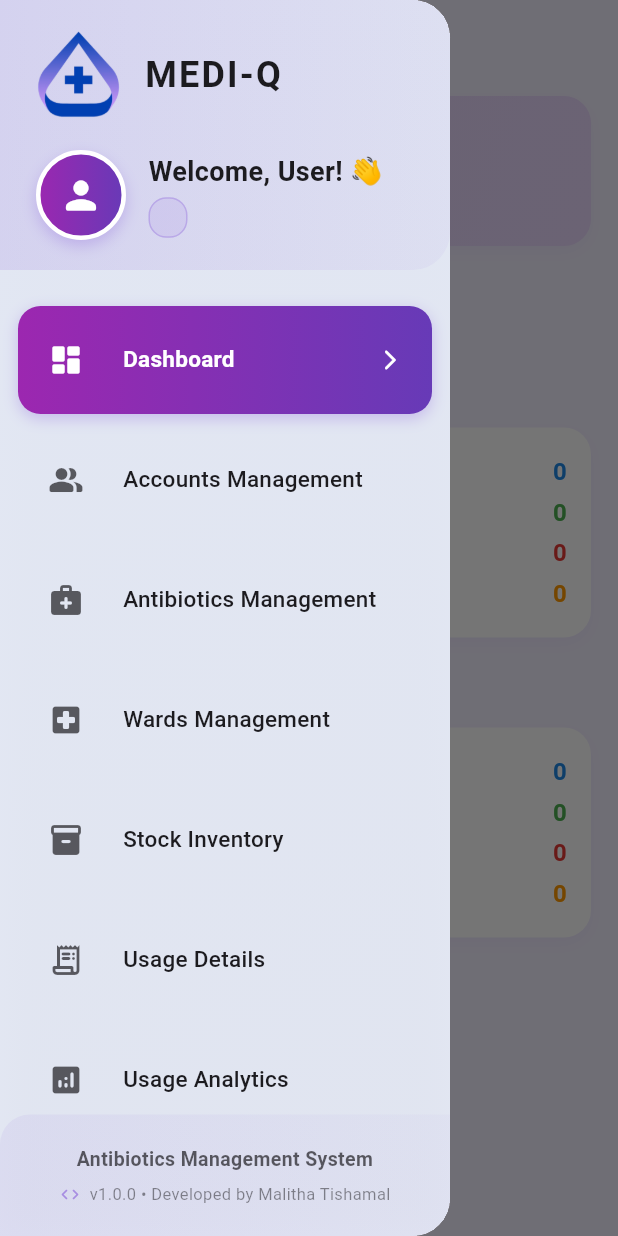
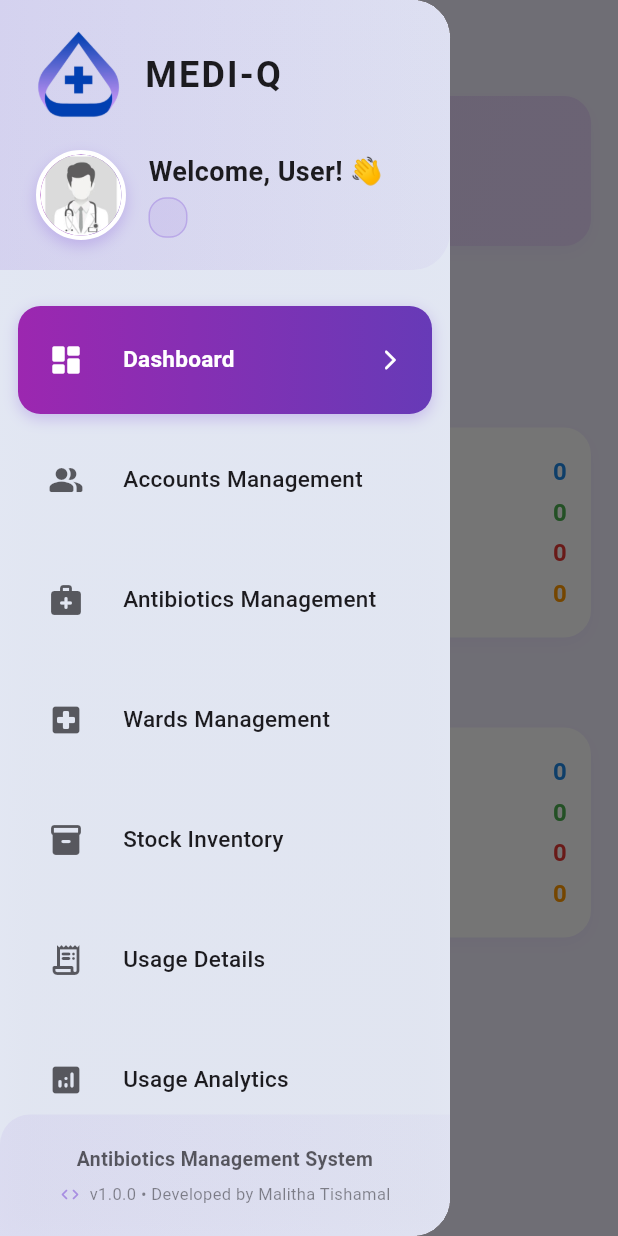
Before and after one commit to malitha-tishamal/MediQ-Antibiotic-Management-App, a Flutter app: the AccountManageDetails screen opened directly, with the side drawer open, on a phone screen of 412 x 824 dp. Run offline on Flutter 3.47's test engine with Material 3 defaults, Android fonts, the phone set to English and light mode, and no system bars; our stand-ins replace cloud_firestore, firebase_auth, firebase_core, font_awesome_flutter, image_picker, shared_preferences; accounts and stored records are empty.

Commit message:
fixed bugs

```diff
--- a/mediq/lib/admin/accounts-manage-details.dart
+++ b/mediq/lib/admin/accounts-manage-details.dart
@@ -212,7 +212,7 @@ class _AccountManageDetailsState extends State<AccountManageDetails> {
       drawer: AdminDrawer(
         userName: _currentUserName,
         userRole: _currentUserRole,
-        profileImageBase64: null,
+        //profileImageBase64: null,
         onNavTap: (title) => _handleNavTap(title, context),
         onLogout: () => _handleLogout(context),
       ),
--- a/mediq/lib/admin/admin_developer_about_screen.dart
+++ b/mediq/lib/admin/admin_developer_about_screen.dart
@@ -32,7 +32,7 @@ class AdminDeveloperAboutScreen extends StatelessWidget {
       drawer: AdminDrawer(
         userName: userName,
         userRole: userRole,
-        profileImageBase64: null, // You might want to update AdminDrawer too
+        //profileImageBase64: null, // You might want to update AdminDrawer too
         onNavTap: (page) => Navigator.pop(context),
         onLogout: () => Navigator.pop(context),
       ),
--- a/mediq/lib/admin/admin_drawer.dart
+++ b/mediq/lib/admin/admin_drawer.dart
@@ -1,4 +1,3 @@
-import 'dart:convert';
 import 'package:flutter/material.dart';
 import '../main.dart' as main_app;
 import 'admin_dashboard.dart';
@@ -8,7 +7,7 @@ import 'admin_developer_about_screen.dart';
 class AdminDrawer extends StatelessWidget {
   final String userName;
   final String userRole;
-  final String? profileImageBase64;
+  final String? profileImageUrl; // Changed from profileImageBase64
   final Function(String) onNavTap;
   final VoidCallback onLogout;
 
@@ -16,7 +15,7 @@ class AdminDrawer extends StatelessWidget {
     super.key,
     required this.userName,
     required this.userRole,
-    this.profileImageBase64,
+    this.profileImageUrl, // Updated parameter
     required this.onNavTap,
     required this.onLogout,
   });
@@ -26,11 +25,9 @@ class AdminDrawer extends StatelessWidget {
     return userName.split(' ').first;
   }
 
-  // -------------------- PROFILE IMAGE (Base64) --------------------
+  // -------------------- PROFILE IMAGE (Network URL) --------------------
   Widget _buildProfileImage() {
-    if (profileImageBase64 != null && profileImageBase64!.isNotEmpty) {
-      try {
-        final bytes = base64Decode(profileImageBase64!);
+    if (profileImageUrl != null && profileImageUrl!.isNotEmpty) {
       return Container(
         width: 60,
         height: 60,
@@ -50,19 +47,26 @@ class AdminDrawer extends StatelessWidget {
           ],
         ),
         child: ClipOval(
-            child: Image.memory(
-              bytes,
+          child: Image.network(
+            profileImageUrl!,
             fit: BoxFit.cover,
+            loadingBuilder: (context, child, loadingProgress) {
+              if (loadingProgress == null) return child;
+              return Center(
+                child: CircularProgressIndicator(
+                  value: loadingProgress.expectedTotalBytes != null
+                      ? loadingProgress.cumulativeBytesLoaded / loadingProgress.expectedTotalBytes!
+                      : null,
+                  color: main_app.AppColors.primaryPurple,
+                ),
+              );
+            },
             errorBuilder: (context, error, stackTrace) {
               return _buildDefaultProfileIcon();
             },
           ),
         ),
       );
-      } catch (e) {
-        debugPrint("Base64 decode error: $e");
-        return _buildDefaultProfileIcon();
-      }
     }
     return _buildDefaultProfileIcon();
   }
@@ -92,11 +96,16 @@ class AdminDrawer extends StatelessWidget {
           ),
         ],
       ),
-      child: const Icon(
-        Icons.person_rounded,
-        color: Colors.white,
-        size: 30,
+      child: ClipRRect(
+  borderRadius: BorderRadius.circular(75), // 50% circular shape
+  child: Image.asset(
+    'assets/admin-default.jpg',
+    height: 150,
+    width: 150,            // important for perfect circle
+    fit: BoxFit.cover,     // fills circle nicely
   ),
+),
+
     );
   }
 
@@ -309,7 +318,6 @@ class AdminDrawer extends StatelessWidget {
                     },
                   ),
 
-                  // ✅ FIXED: Pass required parameters here
                   _buildNavItem(
                     context: context,
                     icon: Icons.info_rounded,
@@ -322,7 +330,6 @@ class AdminDrawer extends StatelessWidget {
                           builder: (_) => AdminDeveloperAboutScreen(
                             userName: userName,
                             userRole: userRole,
-
                           ),
                         ),
                       );
--- a/mediq/pubspec.yaml
+++ b/mediq/pubspec.yaml
@@ -13,6 +13,7 @@ dependencies:
 
   font_awesome_flutter: ^10.7.0
   fluentui_system_icons: ^1.1.232
+  material_symbols_icons: ^1.1.0
   cupertino_icons: ^1.0.8
   intl: ^0.19.0
   shared_preferences: ^2.2.3
```
Also changed, not shown: mediq/lib/admin/admin_accounts_manage.dart (+16 -5 lines), mediq/lib/admin/admin_dashboard.dart (+7 -3 lines), mediq/lib/admin/pharmacist_accounts_manage.dart (+16 -5 lines). Lines whose indentation alone changed are shown as unchanged.
